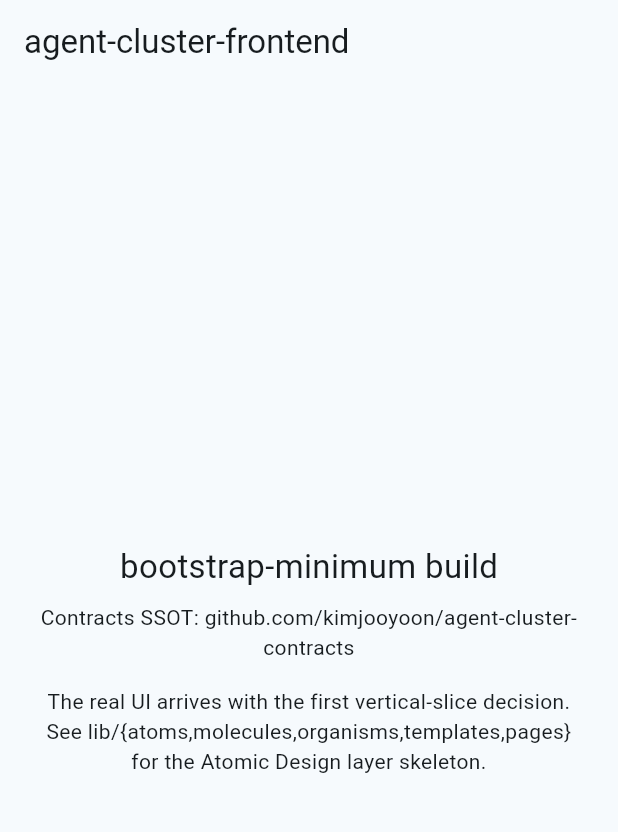
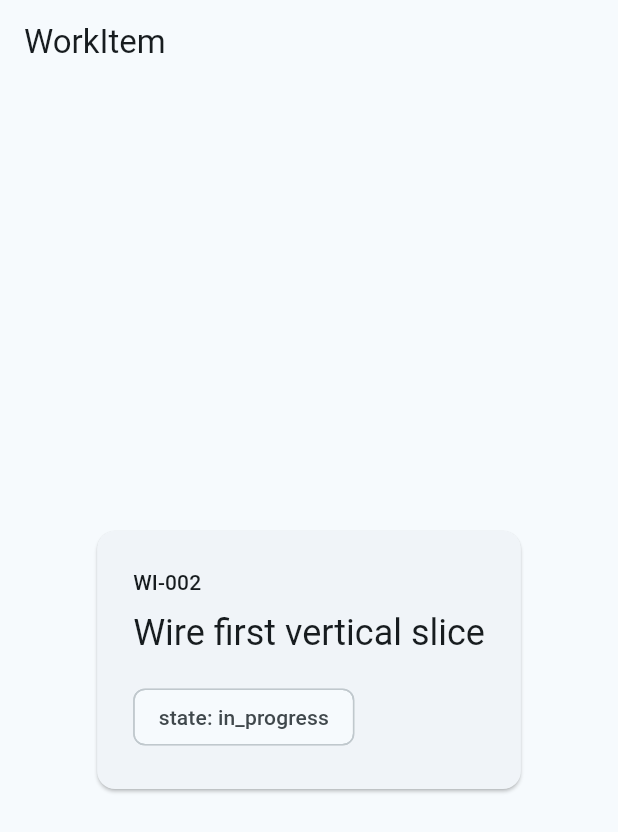
Before and after one commit to kimjooyoon/agent-cluster-frontend, a Flutter app: the screen it shows after launch, on a phone screen of 412 x 824 dp. Shown: the top 832 px of the screen. Run offline on Flutter 3.47's test engine with Material 3 defaults, Android fonts, the phone set to English and light mode, and no system bars.

Commit message:
frontend: decision 003 first vertical slice
Consumes generated Dart classes and renders one Material screen showing
one WorkItem. No backend HTTP fetch, no SSE consumption — those land
behind their own decisions.

- lib/contracts_client/{work_item,work_item_created}.dart: GENERATED by
  agent-cluster-contracts gen-dart-client (commit 60302cf). Each file's
  header carries the IR source path + sha256 so drift is detectable.
- lib/pages/work_item_page.dart: Material card displaying id, title, and
  a state chip; constructed from the generated WorkItem class.
- lib/main.dart: routes the home to WorkItemPage with one seed WorkItem.
  Never declares WorkItem fields locally.
- test/widget_test.dart: smoke test asserting all three rendered fields
  match the seed (id, title, state).

CI:
- contracts-drift.yml: clones agent-cluster-contracts at main, builds
  gen-dart-client, regenerates Dart client into a tmp dir, diffs against
  lib/contracts_client/ (excluding README.md). Drift fails the merge —
  the gate for C-001's Dart side.

Verified locally:
- flutter analyze → No issues found
- flutter test → All tests passed
- diff -r --exclude=README.md lib/contracts_client /tmp/regen → no drift

Co-Authored-By: Claude Opus 4.7 (1M context) <noreply@anthropic.com>

```diff
--- /dev/null
+++ b/lib/contracts_client/work_item.dart
@@ -0,0 +1,29 @@
+// Code generated by gen-dart-client. DO NOT EDIT.
+//
+// IR source: dsl/domain/work-item.lisp
+// IR sha256: 85dac41ffb84398e04b9de7c7237bd83afd8195883f2bf51342bbbee8d11b91f
+// IR kind:   aggregate
+
+class WorkItem {
+  final String id;
+  final String title;
+  final String state;
+
+  const WorkItem({
+    required this.id,
+    required this.title,
+    required this.state,
+  });
+
+  factory WorkItem.fromJson(Map<String, dynamic> json) => WorkItem(
+        id: json["id"] as String,
+        title: json["title"] as String,
+        state: json["state"] as String,
+      );
+
+  Map<String, dynamic> toJson() => {
+        "id": id,
+        "title": title,
+        "state": state,
+      };
+}
--- /dev/null
+++ b/lib/contracts_client/work_item_created.dart
@@ -0,0 +1,28 @@
+// Code generated by gen-dart-client. DO NOT EDIT.
+//
+// IR source: dsl/domain/work-item-created.lisp
+// IR sha256: a96935c11b7d935788222a9a211ebfbed435b26f2bc13f68a2386291f45fb15a
+// IR kind:   event
+
+class WorkItemCreated {
+  final String workItemId;
+  final String title;
+
+  const WorkItemCreated({
+    required this.workItemId,
+    required this.title,
+  });
+
+  factory WorkItemCreated.fromJson(Map<String, dynamic> json) => WorkItemCreated(
+        workItemId: json["work_item_id"] as String,
+        title: json["title"] as String,
+      );
+
+  Map<String, dynamic> toJson() => {
+        "work_item_id": workItemId,
+        "title": title,
+      };
+}
+
+/// Wire identifier emitted in SSE payloads for [WorkItemCreated].
+const String workItemCreatedEventName = "work-item-created";
--- a/lib/main.dart
+++ b/lib/main.dart
@@ -1,14 +1,13 @@
-// agent-cluster-frontend: bootstrap-minimum placeholder.
+// agent-cluster-frontend: decision 003 first vertical slice.
 //
-// The real UI arrives with the first vertical-slice decision after
-// 002-dumb-agent-role. Layers live under lib/{atoms,molecules,organisms,
-// templates,pages} per Atomic Design. Data flow per initial agreement:
-//   molecules -> atoms:     props-style value passing
-//   organisms -> molecules: context-style dependency
-//   templates -> organisms: UI model binding
-//   pages -> templates:     GetX-style page binding
+// Renders one WorkItem constructed from the generated contracts client. The
+// generated class (lib/contracts_client/work_item.dart) is the SSOT for the
+// WorkItem shape; this file never re-declares fields.
 
 import 'package:flutter/material.dart';
+
+import 'contracts_client/work_item.dart';
+import 'pages/work_item_page.dart';
 
 void main() {
   runApp(const AgentClusterApp());
@@ -25,44 +24,13 @@ class AgentClusterApp extends StatelessWidget {
         colorScheme: ColorScheme.fromSeed(seedColor: Colors.blueGrey),
         useMaterial3: true,
       ),
-      home: const _BootstrapHomePage(),
+      home: const WorkItemPage(workItem: _seedWorkItem),
     );
   }
 }
 
-class _BootstrapHomePage extends StatelessWidget {
-  const _BootstrapHomePage();
-
-  @override
-  Widget build(BuildContext context) {
-    return Scaffold(
-      appBar: AppBar(title: const Text('agent-cluster-frontend')),
-      body: const Center(
-        child: Padding(
-          padding: EdgeInsets.all(24.0),
-          child: Column(
-            mainAxisAlignment: MainAxisAlignment.center,
-            children: [
-              Text(
-                'bootstrap-minimum build',
-                style: TextStyle(fontSize: 22),
-              ),
-              SizedBox(height: 8),
-              Text(
-                'Contracts SSOT: github.com/kimjooyoon/agent-cluster-contracts',
-                textAlign: TextAlign.center,
-              ),
-              SizedBox(height: 16),
-              Text(
-                'The real UI arrives with the first vertical-slice decision. '
-                'See lib/{atoms,molecules,organisms,templates,pages} for the '
-                'Atomic Design layer skeleton.',
-                textAlign: TextAlign.center,
-              ),
-            ],
-          ),
-        ),
-      ),
-    );
-  }
-}
+const _seedWorkItem = WorkItem(
+  id: 'WI-002',
+  title: 'Wire first vertical slice',
+  state: 'in_progress',
+);
--- /dev/null
+++ b/lib/pages/work_item_page.dart
@@ -0,0 +1,48 @@
+// Decision 003 first vertical slice: one Material screen rendering one
+// WorkItem constructed from the generated client. No data fetch, no SSE
+// consumption — those land with later decisions.
+//
+// Layer per Atomic Design: this is a page. It does not bypass the
+// template/organism layers because the slice has nothing to compose yet;
+// the next slice adds those when there is real data flow to model.
+
+import 'package:flutter/material.dart';
+
+import '../contracts_client/work_item.dart';
+
+class WorkItemPage extends StatelessWidget {
+  const WorkItemPage({super.key, required this.workItem});
+
+  /// The single WorkItem rendered by this slice. Constructed from the
+  /// generated client so the page never invents WorkItem field names.
+  final WorkItem workItem;
+
+  @override
+  Widget build(BuildContext context) {
+    final theme = Theme.of(context);
+    return Scaffold(
+      appBar: AppBar(title: const Text('WorkItem')),
+      body: Center(
+        child: Padding(
+          padding: const EdgeInsets.all(24.0),
+          child: Card(
+            child: Padding(
+              padding: const EdgeInsets.all(24.0),
+              child: Column(
+                mainAxisSize: MainAxisSize.min,
+                crossAxisAlignment: CrossAxisAlignment.start,
+                children: [
+                  Text(workItem.id, style: theme.textTheme.labelLarge),
+                  const SizedBox(height: 8),
+                  Text(workItem.title, style: theme.textTheme.headlineSmall),
+                  const SizedBox(height: 16),
+                  Chip(label: Text('state: ${workItem.state}')),
+                ],
+              ),
+            ),
+          ),
+        ),
+      ),
+    );
+  }
+}
```
Also changed, not shown: 2 other files.
